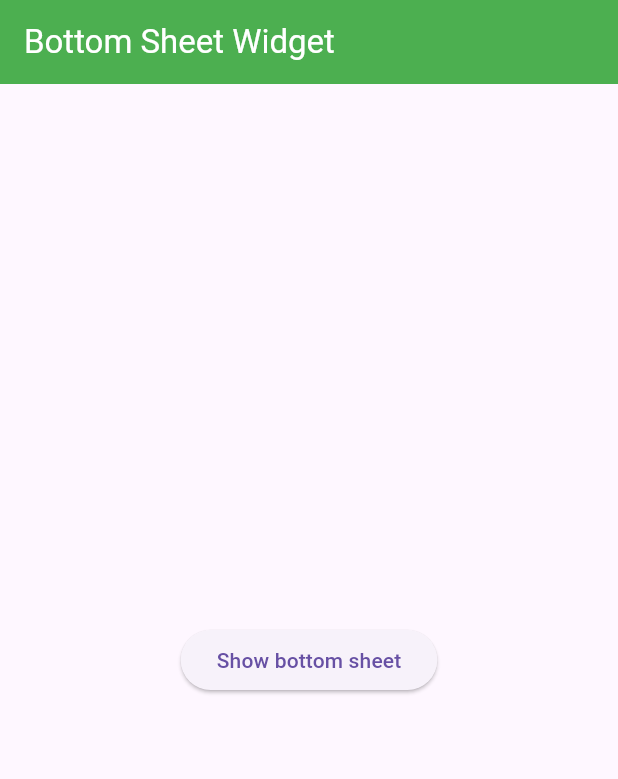
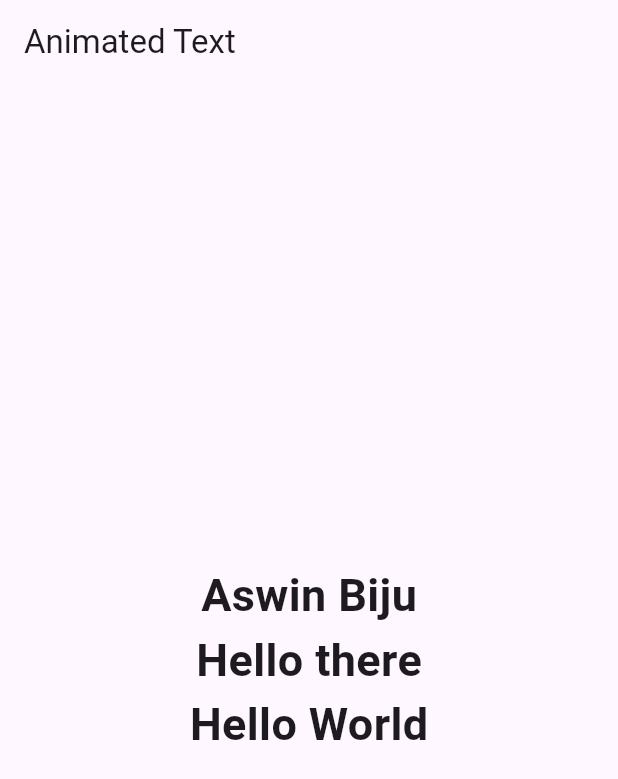
Before and after one commit to ASWINB2000/Flutter-Basics, a Flutter app: the screen it shows after launch, on a phone screen of 412 x 824 dp. Shown: the top 779 px of the screen. Run offline on Flutter 3.47's test engine with Material 3 defaults, Android fonts, the phone set to English and light mode, and no system bars; drawn by our look-alikes of animated_text_kit.

Commit message:
Animated text

```diff
--- a/the_basics/lib/main.dart
+++ b/the_basics/lib/main.dart
@@ -2,6 +2,7 @@
 
 import 'package:flutter/material.dart';
 import 'package:the_basics/widgets/alert.dart';
+import 'package:the_basics/widgets/animated_text.dart';
 import 'package:the_basics/widgets/bottom_sheet.dart';
 
 void main() => runApp(new MyApp());
@@ -15,7 +16,7 @@ class MyApp extends StatelessWidget {
       debugShowCheckedModeBanner: false,
       theme:
           ThemeData(brightness: Brightness.light, primaryColor: Colors.green),
-      home: BottomSheetWidget(),
+      home: AnimatedTextWidget(),
     );
   }
 }
--- /dev/null
+++ b/the_basics/lib/widgets/animated_text.dart
@@ -0,0 +1,52 @@
+// ignore_for_file: prefer_const_constructors, prefer_const_literals_to_create_immutables
+
+import 'package:animated_text_kit/animated_text_kit.dart';
+import 'package:flutter/material.dart';
+
+class AnimatedTextWidget extends StatelessWidget {
+  const AnimatedTextWidget({super.key});
+
+  @override
+  Widget build(BuildContext context) {
+    return Scaffold(
+      appBar: AppBar(
+        title: Text('Animated Text'),
+      ),
+      body: Center(
+        child: Column(
+          mainAxisAlignment: MainAxisAlignment.center,
+          children: [
+            AnimatedTextKit(
+              animatedTexts: [
+                TypewriterAnimatedText('Aswin Biju',
+                    textStyle:
+                        TextStyle(fontSize: 30, fontWeight: FontWeight.bold),
+                    speed: Duration(milliseconds: 100)),
+              ],
+              totalRepeatCount: 10,
+              pause: Duration(milliseconds: 200),
+              displayFullTextOnTap: true,
+              stopPauseOnTap: true,
+            ),
+            AnimatedTextKit(
+              animatedTexts: [
+                RotateAnimatedText('Hello there',
+                    textStyle:
+                        TextStyle(fontSize: 30, fontWeight: FontWeight.bold)),
+              ],
+              // totalRepeatCount: 10,
+              // pause: Duration(milliseconds: 200),
+              // displayFullTextOnTap: true,
+              // stopPauseOnTap: true,
+            ),
+            AnimatedTextKit(animatedTexts: [
+              WavyAnimatedText('Hello World',
+                  textStyle:
+                      TextStyle(fontSize: 30, fontWeight: FontWeight.bold))
+            ])
+          ],
+        ),
+      ),
+    );
+  }
+}
--- a/the_basics/pubspec.yaml
+++ b/the_basics/pubspec.yaml
@@ -31,7 +31,7 @@ dependencies:
   flutter:
     sdk: flutter
   cached_network_image:
-
+  animated_text_kit:
 
   # The following adds the Cupertino Icons font to your application.
   # Use with the CupertinoIcons class for iOS style icons.
```
Also changed, not shown: the_basics/pubspec.lock.
